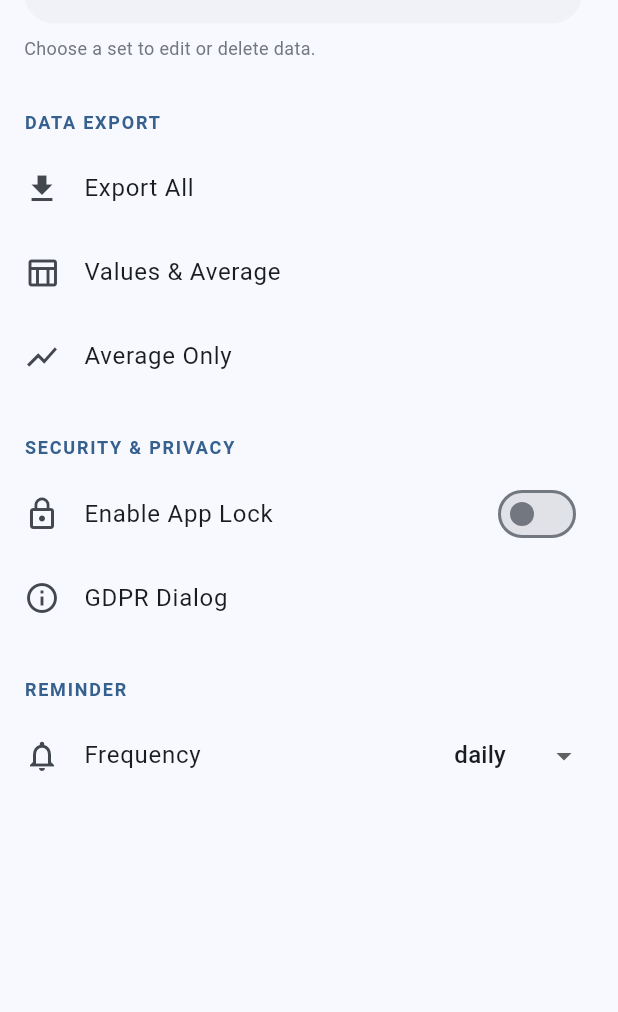
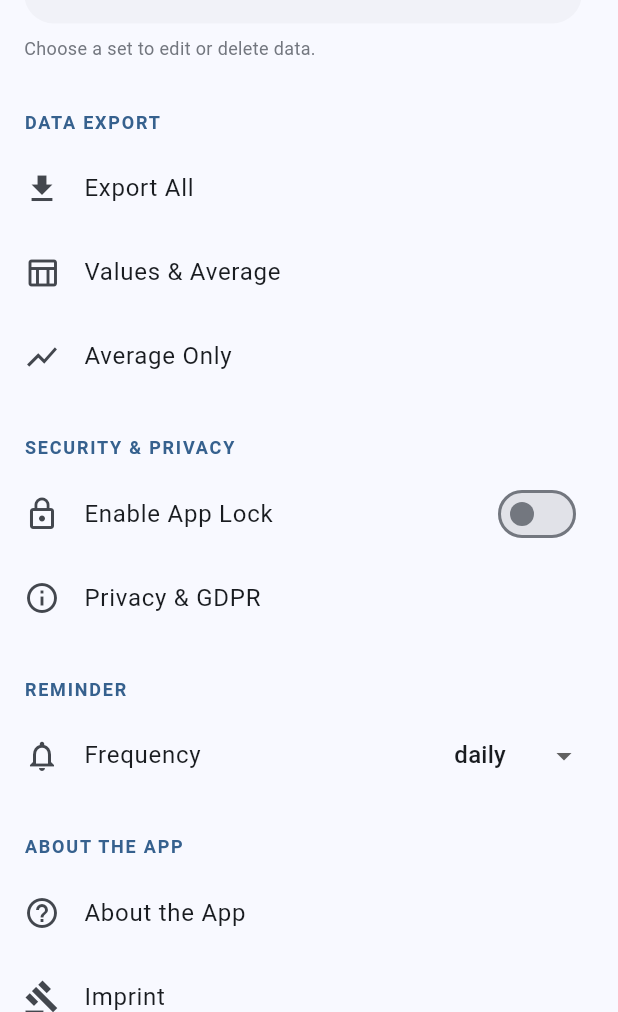
Before and after one commit to Paradoxianer/self_examintion, a Flutter app: the AssessmentScreen screen opened directly, after a tap on the "settings" icon, on a phone screen of 412 x 824 dp, the part 224-1236 px from its top. Run offline on Flutter 3.47's test engine with Material 3 defaults, Android fonts, the phone set to English and light mode, and no system bars; our stand-ins replace fl_chart, local_auth, share_plus, shared_preferences; accounts and stored records are empty.

Commit message:
feat(i18n): complete legal and settings localization for all6 languages
- Added translations for About, Imprint, and Data Export strings in EN, ES, KO, LT, and PL.
- Upgraded `DSGVODialog` with more detailed privacy

```diff
--- a/lib/localizations/app_localizations.dart
+++ b/lib/localizations/app_localizations.dart
@@ -101,7 +101,7 @@ abstract class AppLocalizations {
   List<String> get timeRangeShort;
   String get tips;
 
-  // Settings specific strings
+  // Settings strings
   String get settingsQuestionSetSubtitle;
   String get settingsExportHeader;
   String get settingsExportAll;
@@ -111,6 +111,14 @@ abstract class AppLocalizations {
   String get settingsSecurityLock;
   String get settingsReminderHeader;
   String get settingsNoDataToExport;
+
+  // About and Legal strings
+  String get about;
+  String get aboutContent;
+  String get version;
+  String get imprint;
+  String get license;
+  String get imprintContent;
 }
 
 class _AppLocalizationsDelegate
--- a/lib/localizations/app_localizations_en.dart
+++ b/lib/localizations/app_localizations_en.dart
@@ -2,7 +2,6 @@ import 'package:self_examination/data/self_assesment_questions.dart';
 import 'package:self_examination/models/question.dart';
 import 'app_localizations.dart';
 
-/// The translations for English (`en`).
 class AppLocalizationsEn extends AppLocalizations {
   AppLocalizationsEn([String locale = 'en']) : super(locale);
 
@@ -16,9 +15,9 @@ class AppLocalizationsEn extends AppLocalizations {
   @override String get commit => 'Finish';
   @override String get saved => 'Data saved';
   @override String get chartTitle => 'Development Chart';
-  @override String get noHistory => 'No data found from past self-assessment. Please choose another set or fill out the questions.';
+  @override String get noHistory => 'No data found. Please answer the questions.';
   @override String get warningTitle => 'Warning';
-  @override String warningDel(String autor, Object author) => 'All saved progress for $autor will be deleted and lost forever. Proceed?';
+  @override String warningDel(String autor, Object author) => 'All progress for $autor will be deleted. Proceed?';
   @override String get settingsTitle => 'Settings';
   @override String get chooseQuestionSet => 'Choose question set';
   @override String get delete => 'Delete data';
@@ -27,15 +26,15 @@ class AppLocalizationsEn extends AppLocalizations {
   @override String get daily => 'daily';
   @override String get weekly => 'weekly';
   @override String get monthly => 'monthly';
-  @override String get datasecurityDialog => 'GDPR Dialog';
+  @override String get datasecurityDialog => 'Privacy & GDPR';
   @override String get dsgvoNo => 'Consent denied';
   @override String get dsgvoNoInfo => 'The app can only function if you agree.';
   @override String get ok => 'OK';
   @override String get cancel => 'Cancel';
   @override String get dsgvoTitle => 'Data Privacy and Consent';
-  @override String get dsgvo1 => 'To track your personal spiritual development, we store your answers. This data is anonymized and stored locally.';
-  @override String get dsgvo2 => 'Please note that individuals with access to your device may be able to access this data.';
-  @override String get dsgvo3 => 'By clicking \'Agree\', you agree to have your data stored as described.';
+  @override String get dsgvo1 => 'To track your personal spiritual development, we store your answers locally on your device.';
+  @override String get dsgvo2 => 'No data is transmitted to the cloud. Your privacy stays 100% on your phone.';
+  @override String get dsgvo3 => 'By clicking \'Agree\', you consent to local storage. Without it, history cannot be saved.';
   @override String get dsgvoOK => 'Agree';
   @override String get dsgvoCancel => 'Reject';
   @override String get dsgvoYes => 'Consent given';
@@ -54,7 +53,7 @@ class AppLocalizationsEn extends AppLocalizations {
   @override String get filterQuestions => "Filter Questions";
   @override String get today => "Today";
   @override String get noData => "No data available";
-  @override String get radarError => "The Radar Chart requires at least 3 selected questions to display an area.";
+  @override String get radarError => "The Radar Chart requires at least 3 selected questions.";
   @override String get prevPeriod => "Previous Period";
   @override String get currPeriod => "Current Period";
   @override String get all => "All";
@@ -71,23 +70,30 @@ class AppLocalizationsEn extends AppLocalizations {
   @override String get settingsReminderHeader => "Reminder";
   @override String get settingsNoDataToExport => "No data available to export.";
 
+  @override String get about => "About the App";
+  @override String get aboutContent => "This app is for personal reflection and spiritual growth. Inspired by William Booth and John Wesley.";
+  @override String get version => "Version";
+  @override String get imprint => "Imprint";
+  @override String get license => "Licenses";
+  @override String get imprintContent => "Responsible: Matthias Lindner\nContact: info@example.com";
+
   @override
   Map<String, SelfAssessmentQuestionSet> get questionMap {
     return {
       "Salvation Army Chemnitz": SelfAssessmentQuestionSet(
         authorName: "Salvation Army Chemnitz",
-        description: "Self-assessment questions based on the Ten Commandments.",
+        description: "Questions based on the Ten Commandments.",
         questions: [
-          Question(text: "To what extent do I avoid putting other things beside the one true God?"),
+          Question(text: "To what extent do I avoid putting other things beside God?"),
           Question(text: "How consistently do I refrain from making an image of God?"),
-          Question(text: "How much have I avoided using the name of the LORD thoughtlessly?"),
-          Question(text: "Do I take a day off every six days to honor God?"),
-          Question(text: "To what extent do I honor my parents and show them respect?"),
-          Question(text: "How consistently do I avoid harming others in thoughts, words, or actions?"),
-          Question(text: "To what extent do I stay away from adultery?"),
-          Question(text: "How reliably do I practice honesty and refrain from taking others property?"),
-          Question(text: "In what measure do I avoid spreading false things or gossip?"),
-          Question(text: "How much do I avoid being envious of what belongs to others?"),
+          Question(text: "Do I use the Lord's name thoughtfully?"),
+          Question(text: "Do I take a day off to honor God?"),
+          Question(text: "Do I honor my parents?"),
+          Question(text: "Do I avoid harming others?"),
+          Question(text: "Do I preserve marriage as sacred?"),
+          Question(text: "Am I honest with others' property?"),
+          Question(text: "Do I avoid gossip?"),
+          Question(text: "Do I avoid envy?"),
         ],
       ),
       "William Booth": SelfAssessmentQuestionSet(
@@ -96,15 +102,15 @@ class AppLocalizationsEn extends AppLocalizations {
         questions: [
           Question(text: "Am I habitually guilty of any known sin?", isPositive: true),
           Question(text: "Am I the master of my bodily appetites?"),
-          Question(text: "Are my thoughts such that I would not be ashamed if God revealed them?"),
-          Question(text: "Does worldly influence cause me to do things unlike Christ?", isPositive: true),
-          Question(text: "Do my tempers cause me to act contrary to love?", isPositive: true),
-          Question(text: "Am I doing all in my power for the salvation of sinners?"),
-          Question(text: "Am I fulfilling the vows I made to God?"),
-          Question(text: "Is my example in harmony with my profession?"),
-          Question(text: "Am I conscious of any pride or arrogance?", isPositive: true),
-          Question(text: "Do I have the courage to go against the stream of the world?"),
-          Question(text: "Am I in danger of worldly desire to be rich or admired?", isPositive: true),
+          Question(text: "Are my thoughts such that I would not be ashamed?"),
+          Question(text: "Does worldly influence cause me to do wrong?", isPositive: true),
+          Question(text: "Do I act out of love?", isPositive: true),
+          Question(text: "Do I do all for the salvation of sinners?"),
+          Question(text: "Do I fulfill my vows?"),
+          Question(text: "Is my example in harmony with my word?"),
+          Question(text: "Am I proud or arrogant?", isPositive: true),
+          Question(text: "Do I have the courage to go against the stream?"),
+          Question(text: "Am I in danger of worldly desire?", isPositive: true),
         ],
       ),
       "John Wesley": SelfAssessmentQuestionSet(
@@ -112,26 +118,26 @@ class AppLocalizationsEn extends AppLocalizations {
         description: "John Wesley's 22 daily questions:",
         questions: [
           Question(text: "Am I a hypocrite?", isPositive: true),
-          Question(text: "Am I honest in all my acts, or do I exaggerate?", isPositive: true),
-          Question(text: "Do I pass on what was said in confidence?", isPositive: true),
+          Question(text: "Am I honest or do I exaggerate?", isPositive: true),
+          Question(text: "Do I pass on confidential info?", isPositive: true),
           Question(text: "Can I be trusted?"),
-          Question(text: "Am I a slave to dress, friends, work or habits?", isPositive: true),
-          Question(text: "Am I self-conscious or self-pitying?", isPositive: true),
+          Question(text: "Am I a slave to habits?", isPositive: true),
+          Question(text: "Am I self-pitying?", isPositive: true),
           Question(text: "Did the Bible live in me today?"),
-          Question(text: "Do I give the Bible time to speak to me every day?"),
+          Question(text: "Do I give the Bible time?"),
           Question(text: "Am I enjoying prayer?"),
-          Question(text: "When did I last speak to someone of my faith?"),
-          Question(text: "Do I pray about the money I spend?"),
-          Question(text: "Do I get to bed and get up on time?"),
-          Question(text: "Do I disobey God in anything?", isPositive: true),
-          Question(text: "Do I insist on doing something that bothers my conscience?", isPositive: true),
-          Question(text: "Am I defeated in any part of my life?", isPositive: true),
-          Question(text: "Am I jealous, impure, critical or irritable?", isPositive: true),
+          Question(text: "When did I last speak of my faith?"),
+          Question(text: "Do I pray about my money?"),
+          Question(text: "Do I sleep and wake on time?"),
+          Question(text: "Do I disobey God?", isPositive: true),
+          Question(text: "Do I insist on things that bother my conscience?", isPositive: true),
+          Question(text: "Am I defeated in any part?", isPositive: true),
+          Question(text: "Am I jealous or irritable?", isPositive: true),
           Question(text: "How do I spend my spare time?", isPositive: true),
           Question(text: "Am I proud?", isPositive: true),
-          Question(text: "Do I thank God that I am not as other people?", isPositive: true),
-          Question(text: "Is there anyone I hold a resentment toward?", isPositive: true),
-          Question(text: "Do I grumble or complain constantly?", isPositive: true),
+          Question(text: "Do I thank God I am not like others?", isPositive: true),
+          Question(text: "Do I hold a resentment?", isPositive: true),
+          Question(text: "Do I grumble constantly?", isPositive: true),
           Question(text: "Is Christ real to me?"),
         ],
       ),
--- a/lib/localizations/app_localizations_lt.dart
+++ b/lib/localizations/app_localizations_lt.dart
@@ -70,6 +70,13 @@ class AppLocalizationsLt extends AppLocalizations {
   @override String get settingsReminderHeader => "Priminimas";
   @override String get settingsNoDataToExport => "Nėra duomenų eksportavimui.";
 
+  @override String get about => "Apie programėlę";
+  @override String get aboutContent => "Ši programėlė skirta asmeninei refleksijai ir dvasiniam augimui. Įkvėpta William Booth ir John Wesley.";
+  @override String get version => "Versija";
+  @override String get imprint => "Atspaudas";
+  @override String get license => "Licencijos";
+  @override String get imprintContent => "Atsakingas: Matthias Lindner\nKontaktai: info@example.com";
+
   @override
   Map<String, SelfAssessmentQuestionSet> get questionMap {
     return {
--- a/lib/screens/settings_screen.dart
+++ b/lib/screens/settings_screen.dart
@@ -109,6 +109,18 @@ class SettingsScreen extends StatelessWidget {
               );
             },
           ),
+
+          _buildSectionHeader(context, localization.about),
+          ListTile(
+            leading: const Icon(Icons.help_outline),
+            title: Text(localization.about),
+            onTap: () => _showAbout(context),
+          ),
+          ListTile(
+            leading: const Icon(Icons.gavel_outlined),
+            title: Text(localization.imprint),
+            onTap: () => _showImprint(context),
+          ),
         ],
       ),
     );
@@ -129,6 +141,31 @@ class SettingsScreen extends StatelessWidget {
     );
   }
 
+  void _showAbout(BuildContext context) {
+    final localization = AppLocalizations.of(context)!;
+    showAboutDialog(
+      context: context,
+      applicationName: "Self-Examination",
+      applicationVersion: "1.0.0-beta.1",
+      applicationIcon: Image.asset("assets/icon/self_examination_light_blue.png", width: 48, height: 48),
+      applicationLegalese: localization.aboutContent,
+    );
+  }
+
+  void _showImprint(BuildContext context) {
+    final localization = AppLocalizations.of(context)!;
+    showDialog(
+      context: context,
+      builder: (context) => AlertDialog(
+        title: Text(localization.imprint),
+        content: Text(localization.imprintContent),
+        actions: [
+          TextButton(onPressed: () => Navigator.pop(context), child: Text(localization.ok)),
+        ],
+      ),
+    );
+  }
+
   void _handleExport(BuildContext context, ExportType type) async {
     final localization = AppLocalizations.of(context)!;
     final history = await localStorage.loadAssessmentEntries();
```
Also changed, not shown: lib/localizations/app_localizations_de.dart (+49 -43 lines), lib/localizations/app_localizations_es.dart (+16 -8 lines), lib/localizations/app_localizations_ko.dart (+13 -6 lines), lib/localizations/app_localizations_pl.dart (+9 -2 lines).
